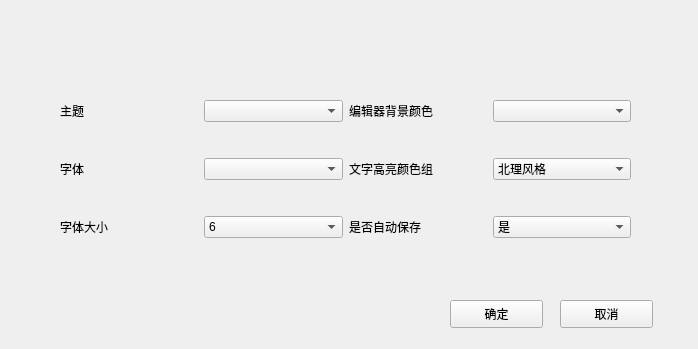
First picture: the form in BITC/settingwindow.ui, repository ssh555/CPP-IDE, before the edit.
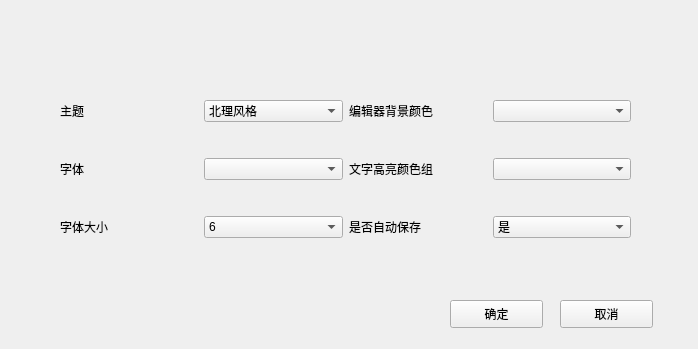
Second picture: the form after the edit.

Commit message: 添加了主题和自动保存的初始设置,少女风格左边条更改(建议直接覆盖config.ini,今天展示失败可能是因为这个,折叠后debug状态消失bug修复,修复了debug模式的运行

The edit to the form file:
```diff
--- a/BITC/settingwindow.ui
+++ b/BITC/settingwindow.ui
@@ -95,28 +95,6 @@
       </property>
      </widget>
     </item>
-    <item row="2" column="3">
-     <widget class="QComboBox" name="SytleBox">
-      <item>
-       <property name="text">
-        <string>北理风格</string>
-       </property>
-      </item>
-      <item>
-       <property name="text">
-        <string>少女风格</string>
-       </property>
-      </item>
-      <item>
-       <property name="text">
-        <string>直男风格</string>
-       </property>
-      </item>
-     </widget>
-    </item>
-    <item row="0" column="1">
-     <widget class="QComboBox" name="comboBox_3"/>
-    </item>
     <item row="2" column="1">
      <widget class="QComboBox" name="comboBox_5"/>
     </item>
@@ -219,6 +197,28 @@
       </item>
      </widget>
     </item>
+    <item row="0" column="1">
+     <widget class="QComboBox" name="SytleBox">
+      <item>
+       <property name="text">
+        <string>北理风格</string>
+       </property>
+      </item>
+      <item>
+       <property name="text">
+        <string>少女风格</string>
+       </property>
+      </item>
+      <item>
+       <property name="text">
+        <string>直男风格</string>
+       </property>
+      </item>
+     </widget>
+    </item>
+    <item row="2" column="3">
+     <widget class="QComboBox" name="comboBox_3"/>
+    </item>
    </layout>
   </widget>
   <widget class="QPushButton" name="pushButton">
```
The commit also changes 8 other files.
